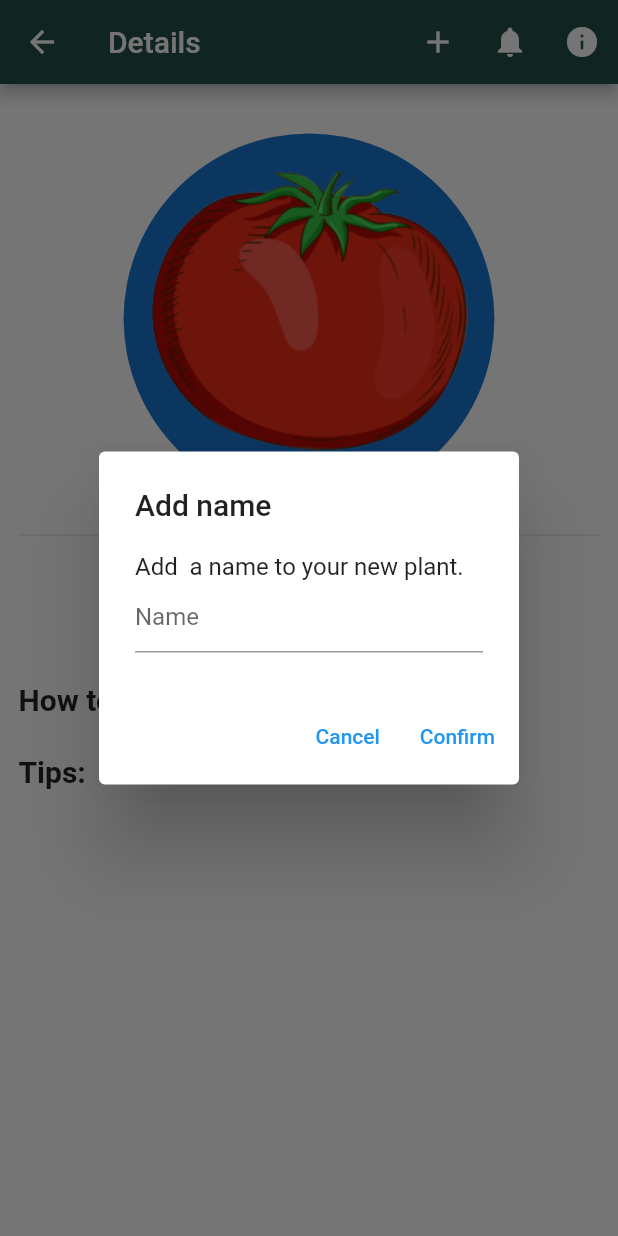
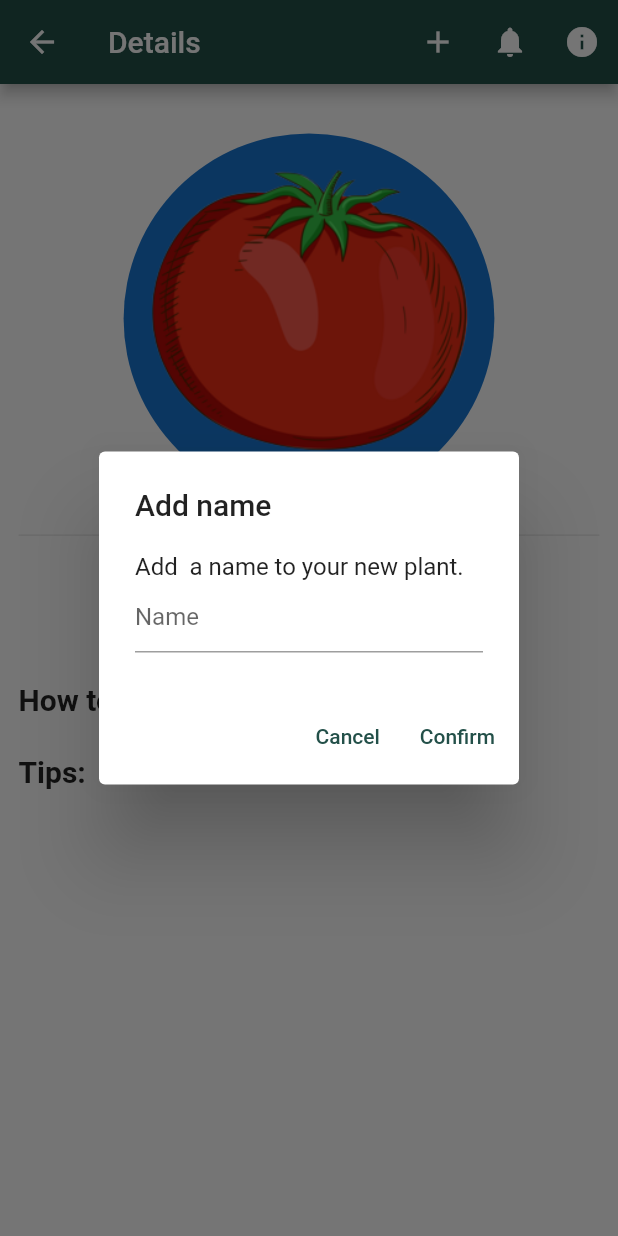
Before and after one commit to ibrahimzainab/senior_project, a Flutter app: the ViewPlant screen opened directly with empty values, after a tap on the "add" icon, on a phone screen of 412 x 824 dp. Run offline on Flutter 3.47's test engine with Material 2 defaults, Android fonts, the phone set to English and light mode, and no system bars; our stand-ins replace flutter_local_notifications, flutter_spinkit, fluttertoast, shared_preferences, timezone, weather; accounts and stored records are empty.

Commit message:
minor changes

```diff
--- a/lib/Screens/MainPage/MyGarden/viewPlant.dart
+++ b/lib/Screens/MainPage/MyGarden/viewPlant.dart
@@ -4,6 +4,7 @@ import 'package:senior_project/Screens/MainPage/MyGarden/garden.dart';
 import 'package:senior_project/Screens/MainPage/main_page.dart';
 import 'package:senior_project/classes/plant.dart';
 import 'package:senior_project/classes/user.dart';
+import 'package:senior_project/constants.dart';
 import 'package:senior_project/services/plant.services.dart';
 
 import 'info.dart';
@@ -53,13 +54,13 @@ class _ViewPlantState extends State<ViewPlant> {
                     ),
                     actions: <Widget>[
                       TextButton(
-                        child: const Text('Cancel'),
+                        child: const Text('Cancel',style: TextStyle(color: kPrimaryColor)),
                         onPressed: () {
                           Navigator.of(context).pop();
                         },
                       ),
                       TextButton(
-                        child: const Text('Confirm'),
+                        child: const Text('Confirm',style: TextStyle(color: kPrimaryColor),),
                         onPressed: () async {
                           if (_controller.text != '') {
                             // TODO: add plant to garden
```
Also changed, not shown: lib/Screens/MainPage/components/plantCard.dart (+8 -4 lines).
